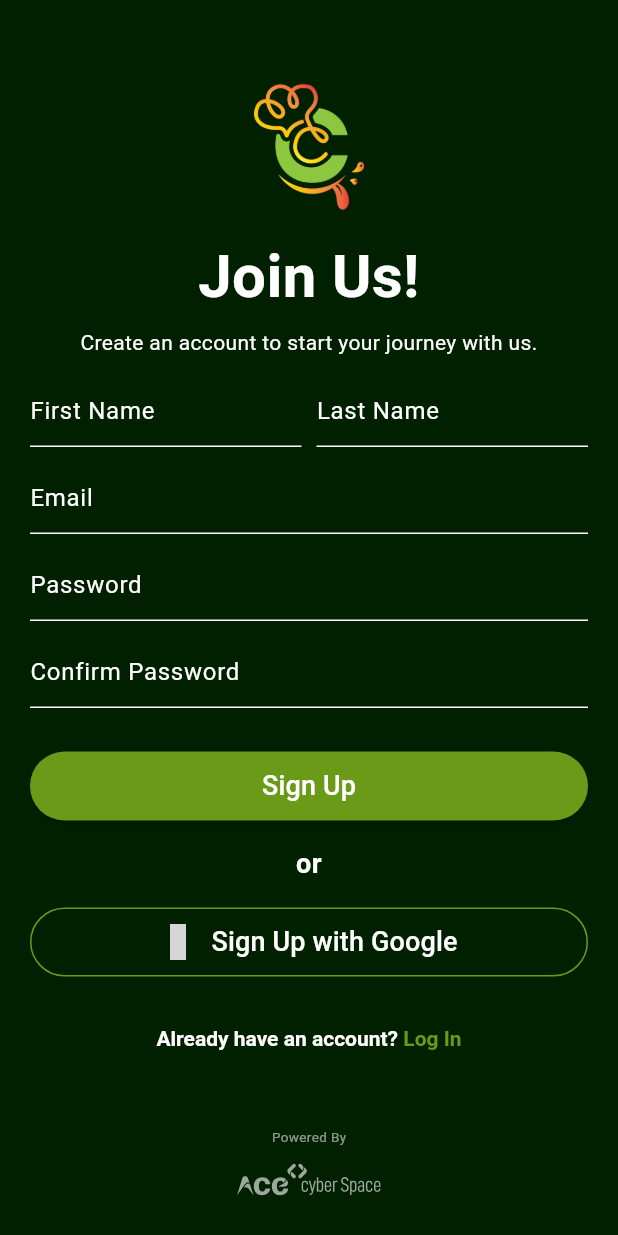
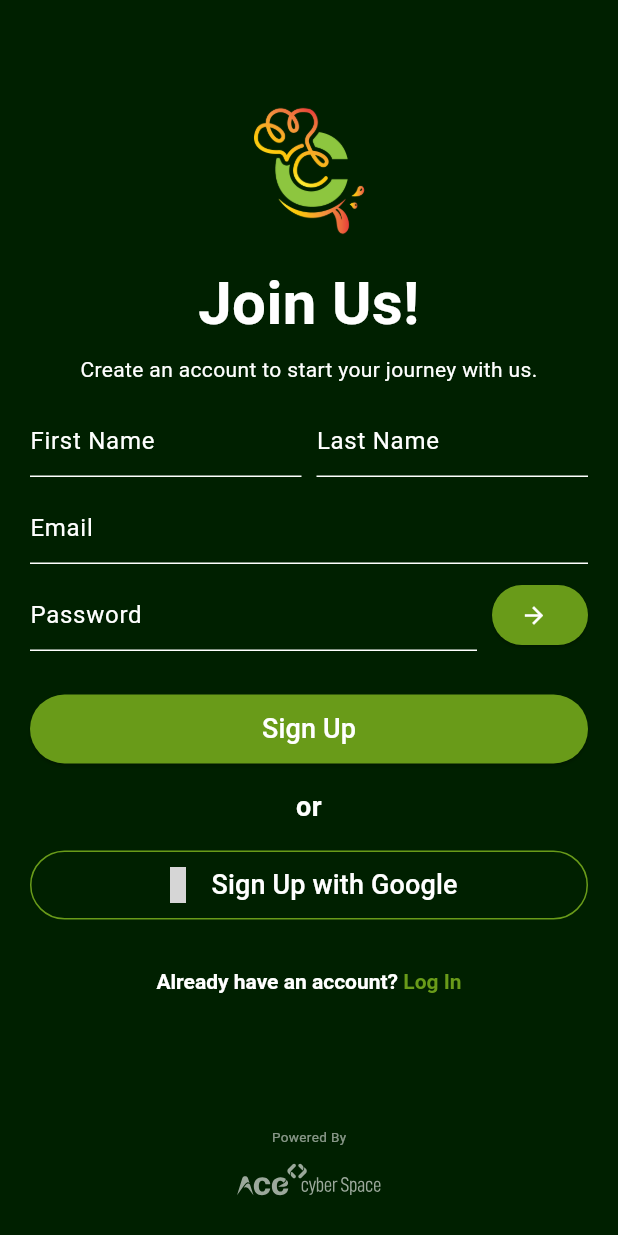
Before and after one commit to Dycoh/crevify.add, a Flutter app: the SignupPage screen opened by its route, on a phone screen of 412 x 824 dp. Run offline on Flutter 3.47's test engine with Material 3 defaults, Android fonts, the phone set to English and light mode, and no system bars; our stand-ins replace bloc, equatable, firebase_auth, firebase_core, flutter_bloc, flutter_svg and 2 more; accounts and stored records are empty; grey boxes are pictures that could not be loaded.

Commit message:
added password confirmation event handling

```diff
--- /dev/null
+++ b/lib/features/authentication/bloc/Pass_Bloc/pass_bloc.dart
@@ -0,0 +1,19 @@
+import 'dart:async';
+import 'package:bloc/bloc.dart';
+import 'package:equatable/equatable.dart';
+
+part 'pass_event.dart';
+part 'pass_state.dart';
+
+class PassBloc extends Bloc<PassEvent, PassState> {
+  PassBloc() : super(PasswordFieldState());
+
+  @override
+  Stream<PassState> mapEventToState(
+    PassEvent event,
+  ) async* {
+    if (event is PasswordSubmitted) {
+      yield ConfirmPasswordFieldState();
+    }
+  }
+}
--- /dev/null
+++ b/lib/features/authentication/bloc/Pass_Bloc/pass_event.dart
@@ -0,0 +1,10 @@
+part of 'pass_bloc.dart';
+
+abstract class PassEvent extends Equatable {
+  const PassEvent();
+
+  @override
+  List<Object> get props => [];
+}
+
+class PasswordSubmitted extends PassEvent {}
--- /dev/null
+++ b/lib/features/authentication/bloc/Pass_Bloc/pass_state.dart
@@ -0,0 +1,12 @@
+part of 'pass_bloc.dart';
+
+abstract class PassState extends Equatable {
+  const PassState();
+
+  @override
+  List<Object> get props => [];
+}
+
+class PasswordFieldState extends PassState {}
+
+class ConfirmPasswordFieldState extends PassState {}
--- a/lib/features/authentication/screens/signup_page.dart
+++ b/lib/features/authentication/screens/signup_page.dart
@@ -1,7 +1,9 @@
 import 'package:flutter/material.dart';
+import 'package:flutter_bloc/flutter_bloc.dart';
 import 'package:flutter_svg/flutter_svg.dart';
 import 'package:material_design_icons_flutter/material_design_icons_flutter.dart';
 import '../../../shared/theme/theme.dart';
+import '../bloc/Pass_Bloc/pass_bloc.dart';
 
 class SignupPage extends StatelessWidget {
   const SignupPage({Key? key});
@@ -10,7 +12,9 @@ class SignupPage extends StatelessWidget {
   Widget build(BuildContext context) {
     return Scaffold(
       backgroundColor: CustomTheme.darkGreenColor,
-      body: SingleChildScrollView(
+      body: BlocProvider(
+        create: (context) => PassBloc(),
+        child: SingleChildScrollView(
           child: ConstrainedBox(
             constraints: BoxConstraints(
               minHeight: MediaQuery.of(context).size.height,
@@ -18,14 +22,14 @@ class SignupPage extends StatelessWidget {
             child: IntrinsicHeight(
               child: Column(
                 children: [
-                SizedBox(height: 48.0),
+                  SizedBox(height: 64.0),
                   Image.asset(
                     'assets/logos/_Iconmark_Main.webp',
                     height: 100.0,
                     width: 100.0,
                   ),
                   Padding(
-                  padding: const EdgeInsets.only(top: 8.0),
+                    padding: const EdgeInsets.only(top: 10.0),
                     child: Text(
                       'Join Us!',
                       style: TextStyle(
@@ -38,7 +42,7 @@ class SignupPage extends StatelessWidget {
                   ),
                   SizedBox(height: 5.0),  // Reduce space
                   Padding(
-                  padding: const EdgeInsets.symmetric(horizontal: 40.0),
+                    padding: const EdgeInsets.symmetric(horizontal: 20.0),
                     child: Text(
                       'Create an account to start your journey with us.',
                       style: TextStyle(
@@ -54,7 +58,7 @@ class SignupPage extends StatelessWidget {
                     child: Column(
                       crossAxisAlignment: CrossAxisAlignment.stretch,
                       children: [
-                      SizedBox(height: 8.0),
+                        SizedBox(height: 10.0),
                         Row(
                           children: [
                             Expanded(child: _buildInputField('First Name')),
@@ -65,9 +69,29 @@ class SignupPage extends StatelessWidget {
                         SizedBox(height: 10.0),
                         _buildInputField('Email'),
                         SizedBox(height: 10.0),
-                      _buildPasswordField(),
-                      SizedBox(height: 10.0),
-                      _buildConfirmPasswordField(),
+                        BlocBuilder<PassBloc, PassState>(
+                          builder: (context, state) {
+                            return Row(
+                              children: [
+                                Expanded(child: _buildPasswordField()),
+                                SizedBox(width: 10.0),
+                                ElevatedButton.icon(
+                                  onPressed: () {
+                                    BlocProvider.of<PassBloc>(context).add(PasswordSubmitted());
+                                  },
+                                  style: ElevatedButton.styleFrom(
+                                    padding: EdgeInsets.zero, backgroundColor: CustomTheme.lightTheme.primaryColor,
+                                    shape: RoundedRectangleBorder(
+                                      borderRadius: BorderRadius.circular(30.0),
+                                    ),
+                                  ),
+                                  icon: Icon(Icons.arrow_forward, color: Colors.white),
+                                  label: SizedBox.shrink(),
+                                ),
+                              ],
+                            );
+                          },
+                        ),
                         SizedBox(height: 28.0),
                         ElevatedButton(
                           onPressed: () {
@@ -152,7 +176,7 @@ class SignupPage extends StatelessWidget {
                       ),
                     ),
                   ),
-                SizedBox(height: 48.0),
+                  SizedBox(height: 20.0),
                   Expanded(
                     child: Align(
                       alignment: Alignment.bottomCenter,
@@ -183,6 +207,7 @@ class SignupPage extends StatelessWidget {
             ),
           ),
         ),
+      ),
     );
   }
 
@@ -191,7 +216,7 @@ class SignupPage extends StatelessWidget {
       style: TextStyle(color: Colors.white),
       decoration: InputDecoration(
         labelText: label,
-        labelStyle: TextStyle(color: Colors.white),
+        labelStyle: TextStyle(color: Colors.white, fontSize: 16.0), // Reduced font size
         focusedBorder: UnderlineInputBorder(
           borderSide: BorderSide(color: CustomTheme.lightTheme.primaryColor),
         ),
@@ -204,12 +229,13 @@ class SignupPage extends StatelessWidget {
   }
 
   Widget _buildPasswordField() {
-    return TextFormField(
+    return Expanded(
+      child: TextFormField(
         obscureText: true,
         style: TextStyle(color: Colors.white),
         decoration: InputDecoration(
           labelText: 'Password',
-        labelStyle: TextStyle(color: Colors.white),
+          labelStyle: TextStyle(color: Colors.white, fontSize: 16.0), // Reduced font size
           focusedBorder: UnderlineInputBorder(
             borderSide: BorderSide(color: CustomTheme.lightTheme.primaryColor),
           ),
@@ -218,23 +244,6 @@ class SignupPage extends StatelessWidget {
           ),
           isDense: true,  // Add this line to reduce the height of input fields
         ),
-    );
-  }
-
-  Widget _buildConfirmPasswordField() {
-    return TextFormField(
-      obscureText: true,
-      style: TextStyle(color: Colors.white),
-      decoration: InputDecoration(
-        labelText: 'Confirm Password',
-        labelStyle: TextStyle(color: Colors.white),
-        focusedBorder: UnderlineInputBorder(
-          borderSide: BorderSide(color: CustomTheme.lightTheme.primaryColor),
-        ),
-        enabledBorder: UnderlineInputBorder(
-          borderSide: BorderSide(color: Colors.white),
-        ),
-        isDense: true,  // Add this line to reduce the height of input fields
       ),
     );
   }
--- a/pubspec.yaml
+++ b/pubspec.yaml
@@ -54,6 +54,7 @@ dependencies:
   url_launcher_ios: ^6.2.4
   url_launcher_platform_interface: ^2.3.2
   bloc: any
+  animated_splash_screen: ^1.3.0
 
 dev_dependencies:
   flutter_lints: ^3.0.1
```
Also changed, not shown: pubspec.lock. Lines whose indentation alone changed are shown as unchanged.
